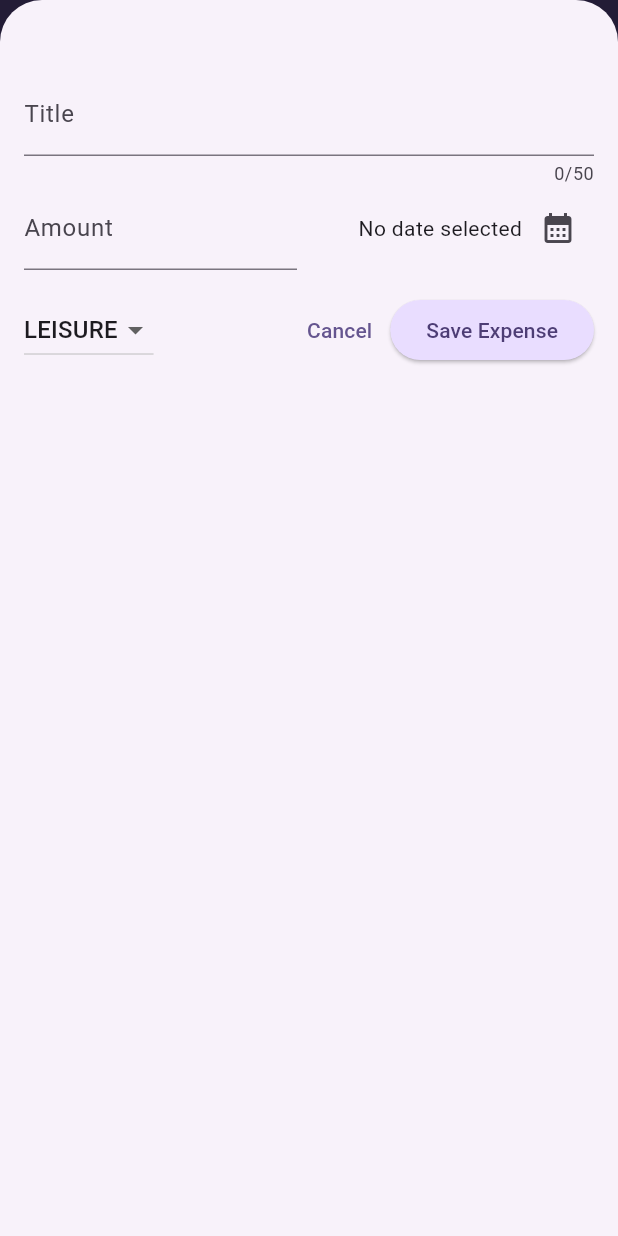
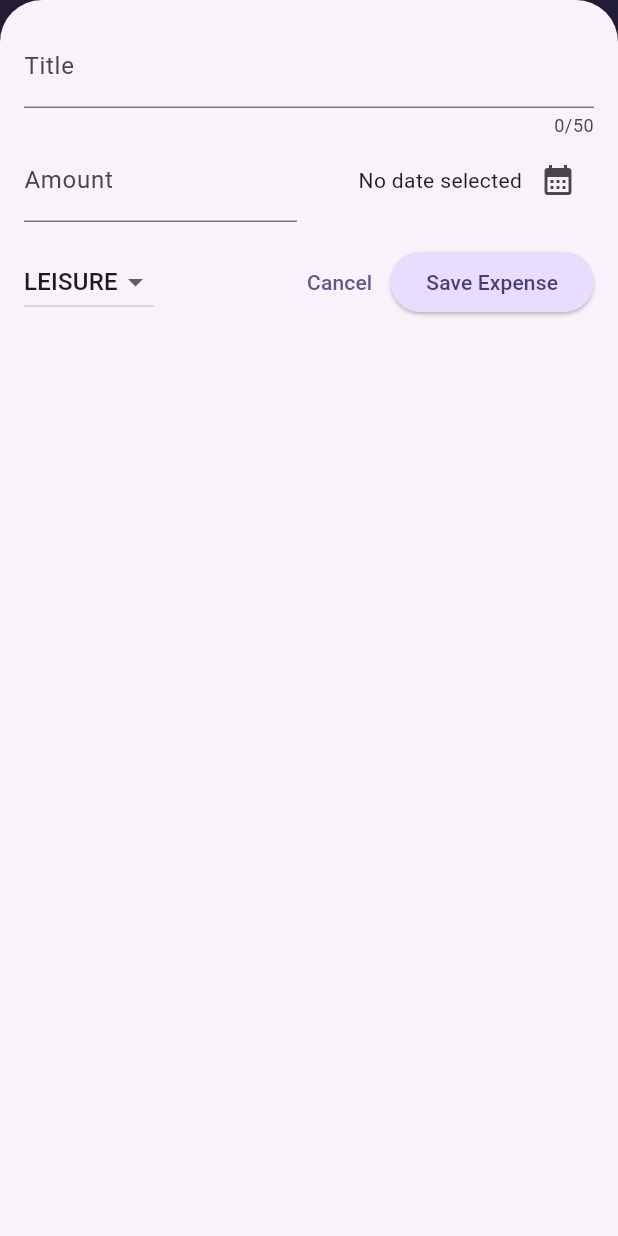
Before and after one commit to ElnazDt/expense_tracker, a Flutter app: the screen it shows after launch, after a tap on the "add" icon, on a phone screen of 412 x 824 dp. Run offline on Flutter 3.47's test engine with Material 3 defaults, Android fonts, the phone set to English and light mode, and no system bars.

Commit message:
responsive look

```diff
--- a/lib/widgets/expenses.dart
+++ b/lib/widgets/expenses.dart
@@ -31,6 +31,7 @@ class _ExpensesState extends State<Expenses> {
 
   void _openAddExpenseOverlay() {
     showModalBottomSheet(
+      useSafeArea: true,
       isScrollControlled: true,
       context: context,
       builder: (ctx) => NewExpense(onAddExpense: _addExpense),
--- a/lib/widgets/new_expense.dart
+++ b/lib/widgets/new_expense.dart
@@ -1,5 +1,5 @@
-//import 'dart:ffi';
-
+import 'dart:io';
+import 'package:flutter/cupertino.dart';
 import 'package:flutter/material.dart';
 import 'package:expense_tracker/models/expense.dart';
 
@@ -34,13 +34,24 @@ class _NewExpenseState extends State<NewExpense> {
     });
   }
 
-  void _submitExpenseData() {
-    final enteredAmount = double.tryParse(_amountController.text);
-    final amountIsInvalid = enteredAmount == null || enteredAmount <= 0;
-    if (_titleController.text.trim().isEmpty ||
-        amountIsInvalid ||
-        _selectedDate == null) {
-      // error message
+  void _showDialog() {
+    if (Platform.isIOS) {
+      showCupertinoDialog(
+          context: context,
+          builder: (ctx) => CupertinoAlertDialog(
+                title: const Text('Invalid input'),
+                content: const Text(
+                    'Please make sure a valid title, amount date and category was entered...'),
+                actions: [
+                  TextButton(
+                    onPressed: () {
+                      Navigator.pop(ctx);
+                    },
+                    child: const Text('Okay'),
+                  )
+                ],
+              ));
+    } else {
       showDialog(
         context: context,
         builder: (ctx) => AlertDialog(
@@ -57,6 +68,16 @@ class _NewExpenseState extends State<NewExpense> {
           ],
         ),
       );
+    }
+  }
+
+  void _submitExpenseData() {
+    final enteredAmount = double.tryParse(_amountController.text);
+    final amountIsInvalid = enteredAmount == null || enteredAmount <= 0;
+    if (_titleController.text.trim().isEmpty ||
+        amountIsInvalid ||
+        _selectedDate == null) {
+      _showDialog();
       return;
     }
 
@@ -81,13 +102,43 @@ class _NewExpenseState extends State<NewExpense> {
   @override
   Widget build(BuildContext context) {
     final keyboardSpace = MediaQuery.of(context).viewInsets.bottom;
+    return LayoutBuilder(builder: (ctx, constraints) {
+      final width = constraints.maxWidth;
+
       return SizedBox(
         height: double.infinity,
         child: SingleChildScrollView(
           child: Padding(
-          padding: EdgeInsets.fromLTRB(16, 48, 16, keyboardSpace + 16),
+            padding: EdgeInsets.fromLTRB(16, 16, 16, keyboardSpace + 16),
             child: Column(
               children: [
+                if (width >= 600)
+                  Row(
+                    crossAxisAlignment: CrossAxisAlignment.start,
+                    children: [
+                      Expanded(
+                        child: TextField(
+                          controller: _titleController,
+                          maxLength: 50,
+                          decoration: const InputDecoration(
+                            label: Text('Title'),
+                          ),
+                        ),
+                      ),
+                      const SizedBox(width: 24),
+                      Expanded(
+                        child: TextField(
+                          controller: _amountController,
+                          keyboardType: TextInputType.number,
+                          decoration: const InputDecoration(
+                            prefixText: '\$ ',
+                            label: Text('Amount'),
+                          ),
+                        ),
+                      ),
+                    ],
+                  )
+                else
                   TextField(
                     controller: _titleController,
                     maxLength: 50,
@@ -95,6 +146,51 @@ class _NewExpenseState extends State<NewExpense> {
                       label: Text('Title'),
                     ),
                   ),
+                if (width >= 600)
+                  Row(
+                    children: [
+                      DropdownButton(
+                        value: _selectedCategory,
+                        items: Category.values
+                            .map(
+                              (category) => DropdownMenuItem(
+                                value: category,
+                                child: Text(
+                                  category.name.toUpperCase(),
+                                ),
+                              ),
+                            )
+                            .toList(),
+                        onChanged: (value) {
+                          if (value == null) {
+                            return;
+                          }
+                          setState(() {
+                            _selectedCategory = value;
+                          });
+                        },
+                      ),
+                      const SizedBox(width: 24),
+                      Expanded(
+                        child: Row(
+                          mainAxisAlignment: MainAxisAlignment.end,
+                          crossAxisAlignment: CrossAxisAlignment.center,
+                          children: [
+                            Text(
+                              _selectedDate == null
+                                  ? 'No date selected'
+                                  : formatter.format(_selectedDate!),
+                            ),
+                            IconButton(
+                              onPressed: _presentDatePicker,
+                              icon: const Icon(Icons.calendar_month),
+                            )
+                          ],
+                        ),
+                      )
+                    ],
+                  )
+                else
                   Row(
                     children: [
                       Expanded(
@@ -128,6 +224,23 @@ class _NewExpenseState extends State<NewExpense> {
                     ],
                   ),
                 const SizedBox(height: 16),
+                if (width >= 600)
+                  Row(
+                    children: [
+                      const Spacer(),
+                      TextButton(
+                        onPressed: () {
+                          Navigator.pop(context);
+                        },
+                        child: const Text('Cancel'),
+                      ),
+                      ElevatedButton(
+                        onPressed: _submitExpenseData,
+                        child: const Text('Save Expense'),
+                      ),
+                    ],
+                  )
+                else
                   Row(children: [
                     DropdownButton(
                       value: _selectedCategory,
@@ -167,5 +280,6 @@ class _NewExpenseState extends State<NewExpense> {
           ),
         ),
       );
+    });
   }
 }
```
Lines whose indentation alone changed are shown as unchanged.
